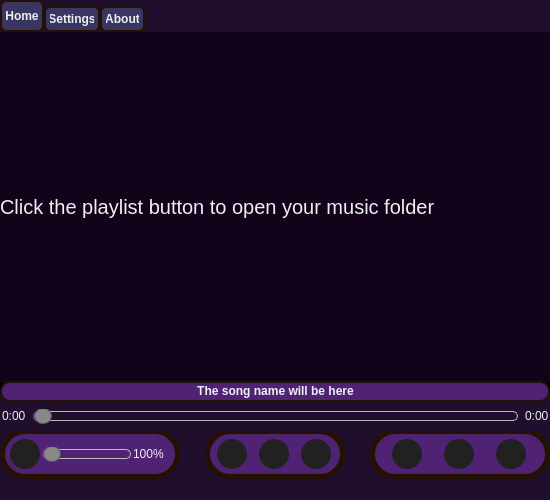
Old version of the form ui/ui.ui in the repository RomaP13/RhythmRider.
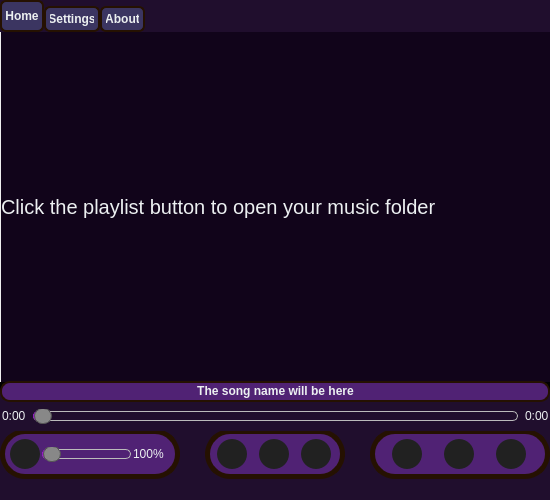
New version of the form. Icons and pictures are not drawn.

Diff of the .ui file:
```diff
--- a/ui/ui.ui
+++ b/ui/ui.ui
@@ -195,8 +195,8 @@
           <rect>
            <x>0</x>
            <y>0</y>
-           <width>551</width>
-           <height>351</height>
+           <width>552</width>
+           <height>352</height>
           </rect>
          </property>
          <layout class="QHBoxLayout" name="libraryLayout">
```
Left out of the diff: 29 changed lines with no effect on the pictures.
